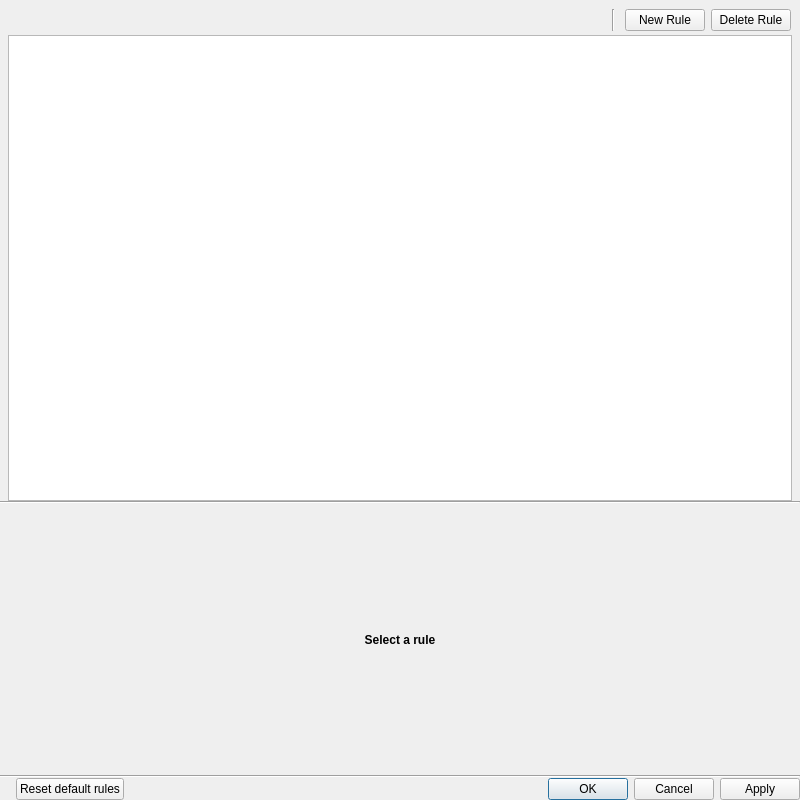
Above: vms/client/nx_vms_client_desktop/src/nx/vms/client/desktop/rules/rules_dialog.ui from networkoptix/nx_open before the change. Below: the same form after it.
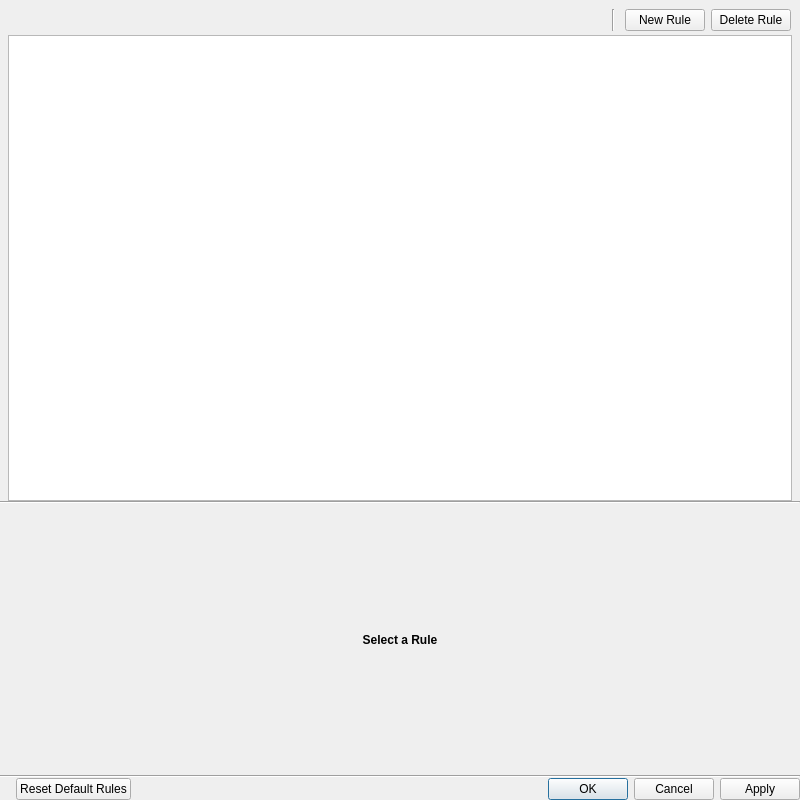
That is the form after the change. Custom widgets are drawn as their Qt base class.

What changed in the file:
```diff
--- a/vms/client/nx_vms_client_desktop/src/nx/vms/client/desktop/rules/rules_dialog.ui
+++ b/vms/client/nx_vms_client_desktop/src/nx/vms/client/desktop/rules/rules_dialog.ui
@@ -220,7 +220,7 @@
              </font>
             </property>
             <property name="text">
-             <string>Select a rule</string>
+             <string>Select a Rule</string>
             </property>
             <property name="alignment">
              <set>Qt::AlignCenter</set>
@@ -357,7 +357,7 @@
      <item>
       <widget class="QPushButton" name="resetDefaultRulesButton">
        <property name="text">
-        <string>Reset default rules</string>
+        <string>Reset Default Rules</string>
        </property>
       </widget>
      </item>
```
